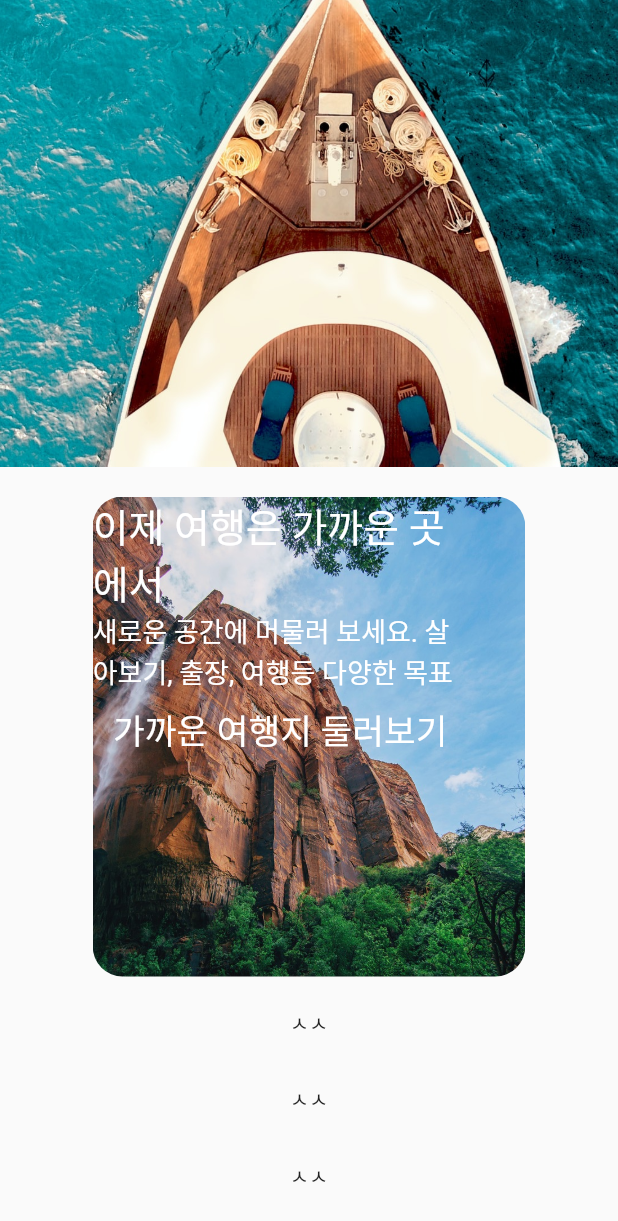
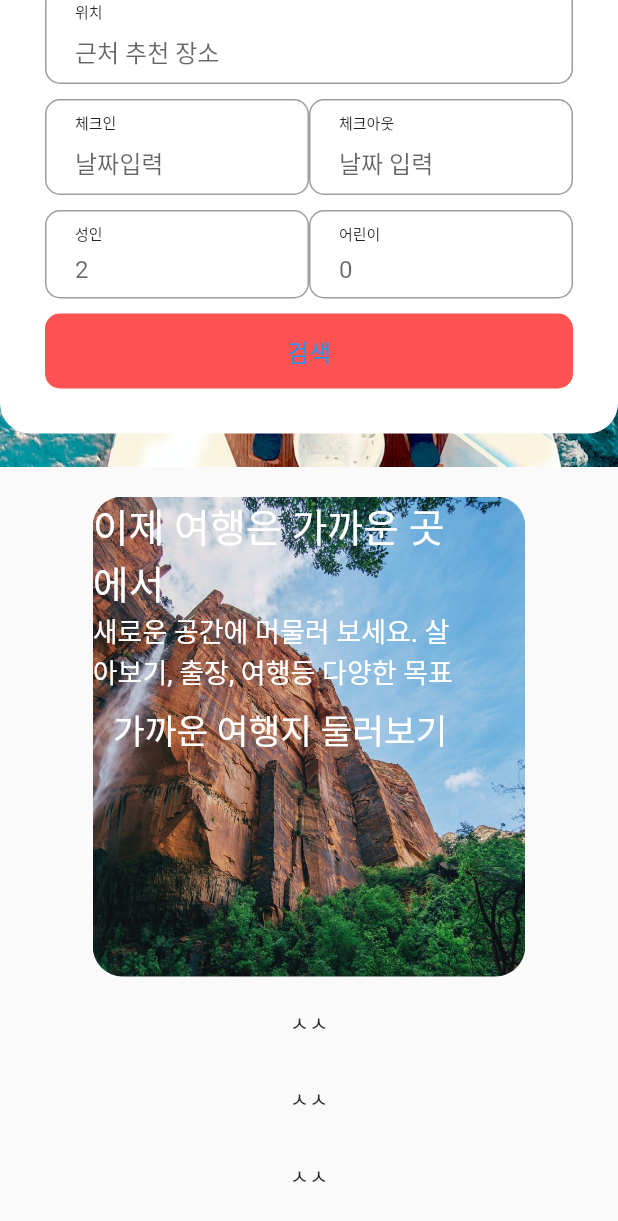
Before and after one commit to clean17/airbnb_app, a Flutter app: the screen it shows after launch, scrolled down 309 dp, on a phone screen of 412 x 824 dp. Shown: the top 1221 px of the screen. Run offline on Flutter 3.47's test engine with Material 2 defaults, Android fonts, the phone set to English and light mode, and no system bars.

Commit message:
Formfiled 구성

```diff
--- a/lib/views/components/common_form_field.dart
+++ b/lib/views/components/common_form_field.dart
@@ -1,7 +1,9 @@
 import 'package:flutter/material.dart';
 
 class CommonFormField extends StatelessWidget {
-  const CommonFormField({Key? key}) : super(key: key);
+  final prefixText;
+  final hintText;
+  const CommonFormField({required this.prefixText, required this.hintText});
 
   @override
   Widget build(BuildContext context) {
@@ -11,7 +13,7 @@ class CommonFormField extends StatelessWidget {
           textAlignVertical: TextAlignVertical.bottom,
           decoration: InputDecoration(  // 인풋과 박스의 차이는 ?
             contentPadding: EdgeInsets.only(top: 30, left: 20, bottom: 10),
-            hintText: AutofillHints.name,
+            hintText: hintText,
             border: OutlineInputBorder(
               borderRadius: BorderRadius.circular(10),
             ),
@@ -24,6 +26,16 @@ class CommonFormField extends StatelessWidget {
             ),
 
           ),
+        ),
+        Positioned(
+          top: 8,
+          left: 20,
+          child: Text(
+            prefixText,
+            style: TextStyle(
+              fontSize: 10
+            ), // ???
+          ),
         )
       ],
     );
--- a/lib/views/pages/post/home/home_header_form.dart
+++ b/lib/views/pages/post/home/home_header_form.dart
@@ -1,3 +1,4 @@
+import 'package:airbnb_app/views/components/common_form_field.dart';
 import 'package:flutter/material.dart';
 
 class HomeHeaderForm extends StatelessWidget {
@@ -6,20 +7,87 @@ class HomeHeaderForm extends StatelessWidget {
   @override
   Widget build(BuildContext context) {
     return Padding(
-      padding: const EdgeInsets.only(top: 20.0),
+      padding: EdgeInsets.only(top: 20.0),
       child: Align(
         alignment: Alignment(-0.6, 0), // -1 ~ 1 까지의 범위가 전체 범위
-        child: Container( // 컨테이너에도 color속성을 사용가능하지만 Decoration속성을 사용하면 Decoration의 color를 사용해야한다. 터짐 !!
+        child: Container(
+          // 컨테이너에도 color속성을 사용가능하지만 Decoration속성을 사용하면 Decoration의 color를 사용해야한다. 터짐 !!
           width: 420,
           decoration: BoxDecoration(
             color: Colors.white,
-                borderRadius: BorderRadius.circular(20),
+            borderRadius: BorderRadius.circular(20),
           ),
-          child: Form(
-            child: Column(
-              children: [
+          child: Padding(
+            padding: EdgeInsets.all(30.0),
+            child: Form(
+              child: Column(
+                children: [
+                  Column(
+                    children: const [
+                      Text(
+                        "모두의 숙소에서 숙소를 검색하세요.",
+                        style: TextStyle(fontSize: 24),
+                      ),
+                      SizedBox(
+                        height: 10,
+                      ),
+                      Text(
+                        "혼자하는 여행에 적합한 개인실부터 여럿이 함께하는 여행에 좋은 '공간전체'숙소까지, 모두의 숙소에 다 있습니다.",
+                        style: TextStyle(fontSize: 16),
+                      ),
+                      SizedBox(
+                        height: 10,
+                      )
+                    ],
+                  ),
+                  Column(
+                    children: [
+                      CommonFormField(
+                        prefixText: "위치",
+                        hintText: "근처 추천 장소",
+                      ),
+                      SizedBox(
+                        height: 10,
+                      ),
+                      Row(
+                        children: [
+                          Expanded(child: CommonFormField(prefixText: "체크인", hintText: "날짜입력")),
+                          Expanded(child: CommonFormField(prefixText: "체크아웃", hintText: "날짜 입력"))
+                        ],
+                      ),
+                      SizedBox(
+                        height: 10,
+                      ),
+                      Row(
+                        children: [
+                          Expanded(child: CommonFormField(prefixText: "성인", hintText: "2")),
+                          Expanded(child: CommonFormField(prefixText: "어린이", hintText: "0")),
+                        ],
+                      ),
+                      SizedBox(height: 10)
+                    ],
+                  ),
+                  SizedBox(
+                    width: double.infinity,
+                    height: 50,
+                    child: TextButton(
+                        style: TextButton.styleFrom(
+                          backgroundColor: Colors.redAccent,
+                          shape: RoundedRectangleBorder(
+                            borderRadius: BorderRadius.circular(10),
+                          ),
+                        )
+                    ,onPressed: (){
+                      print('서브밋 클릭됨');
+                    }, child: Text("검색",
+                      style: TextStyle(
+                        fontSize: 16
+                      ),
+                    )),
+                  )
 
-              ],
+                ],
+              ),
             ),
           ),
         ),
```
